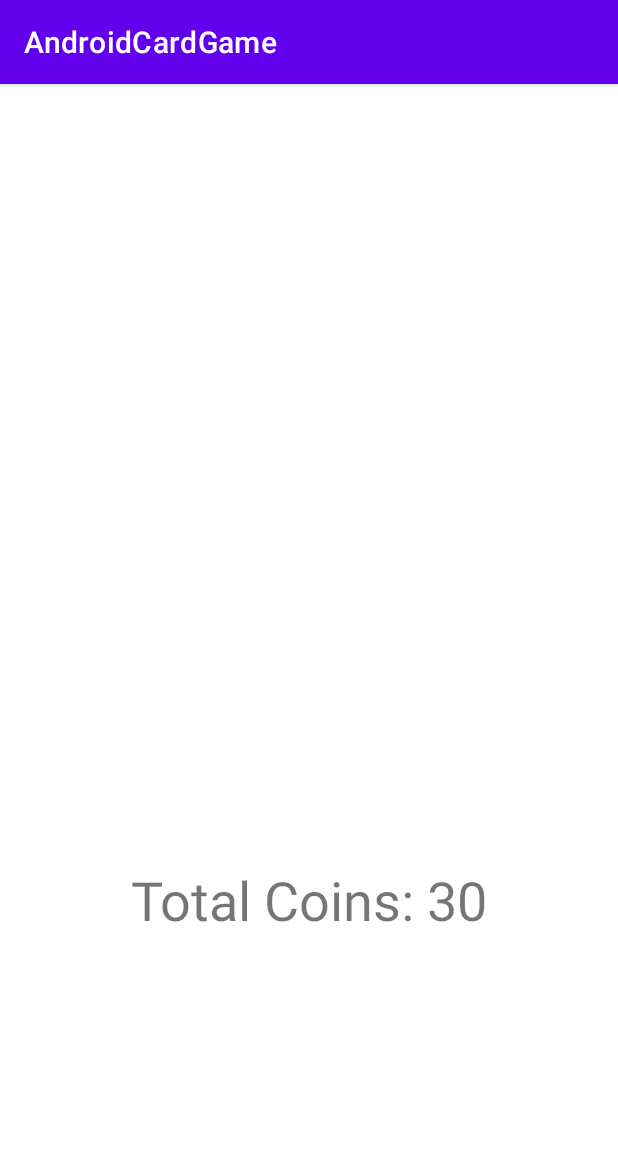
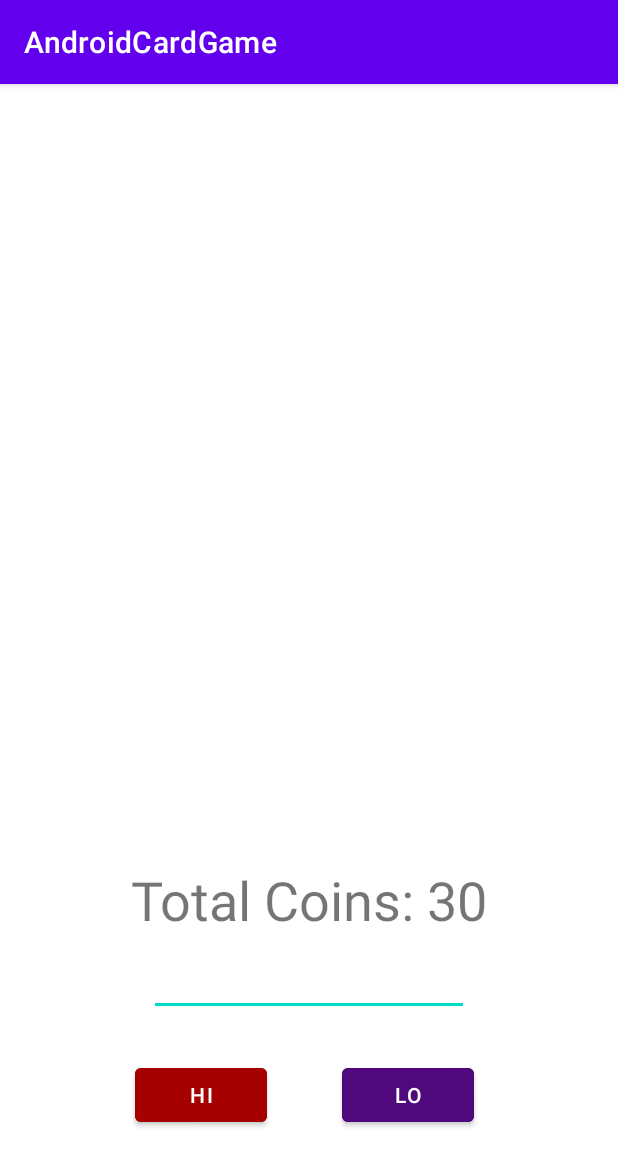
Before and after one commit to Viktorjb/AndroidCardGame, an Android app: the SecondActivity screen opened directly, with no data from a screen before it, on a phone screen of 412 x 824 dp. Shown: the top 1166 px of the screen. Run offline under Robolectric (Android 15) with nearby library versions, the phone set to English and light mode, and no system bars.

Commit message:
buttons and stuff

```diff
--- a/app/src/main/java/com/example/androidcardgame/SecondActivity.kt
+++ b/app/src/main/java/com/example/androidcardgame/SecondActivity.kt
@@ -3,11 +3,13 @@ package com.example.androidcardgame
 import androidx.appcompat.app.AppCompatActivity
 import android.os.Bundle
 import android.widget.Button
+import android.widget.EditText
 import android.widget.TextView
 
 class SecondActivity : AppCompatActivity() {
 
     lateinit var coinText : TextView
+    lateinit var enterCoins : EditText
 
     override fun onCreate(savedInstanceState: Bundle?) {
 
@@ -17,6 +19,11 @@ class SecondActivity : AppCompatActivity() {
         coinText = findViewById(R.id.coinsTextView)
         coinText.text = "Total Coins: 30"
 
+        enterCoins = findViewById(R.id.enterCoinsEditText)
+
+        var hibutton = findViewById<Button>(R.id.hiButton)
+        var lobutton = findViewById<Button>(R.id.loButton)
+
 
 
     }
--- a/app/src/main/res/layout/activity_second.xml
+++ b/app/src/main/res/layout/activity_second.xml
@@ -16,4 +16,37 @@
         app:layout_constraintBottom_toBottomOf="parent"
         app:layout_constraintEnd_toEndOf="parent"
         app:layout_constraintStart_toStartOf="parent" />
+
+    <EditText
+        android:id="@+id/enterCoinsEditText"
+        android:layout_width="wrap_content"
+        android:layout_height="wrap_content"
+        android:layout_marginTop="8dp"
+        android:ems="10"
+        android:inputType="number"
+        app:layout_constraintEnd_toEndOf="parent"
+        app:layout_constraintStart_toStartOf="parent"
+        app:layout_constraintTop_toBottomOf="@+id/coinsTextView" />
+
+    <Button
+        android:id="@+id/hiButton"
+        android:layout_width="wrap_content"
+        android:layout_height="wrap_content"
+        android:layout_marginStart="90dp"
+        android:layout_marginBottom="70dp"
+        android:backgroundTint="#A50101"
+        android:text="Hi"
+        app:layout_constraintBottom_toBottomOf="parent"
+        app:layout_constraintStart_toStartOf="parent" />
+
+    <Button
+        android:id="@+id/loButton"
+        android:layout_width="wrap_content"
+        android:layout_height="wrap_content"
+        android:layout_marginStart="50dp"
+        android:layout_marginBottom="70dp"
+        android:backgroundTint="#50097C"
+        android:text="Lo"
+        app:layout_constraintBottom_toBottomOf="parent"
+        app:layout_constraintStart_toEndOf="@+id/hiButton" />
 </androidx.constraintlayout.widget.ConstraintLayout>
```
